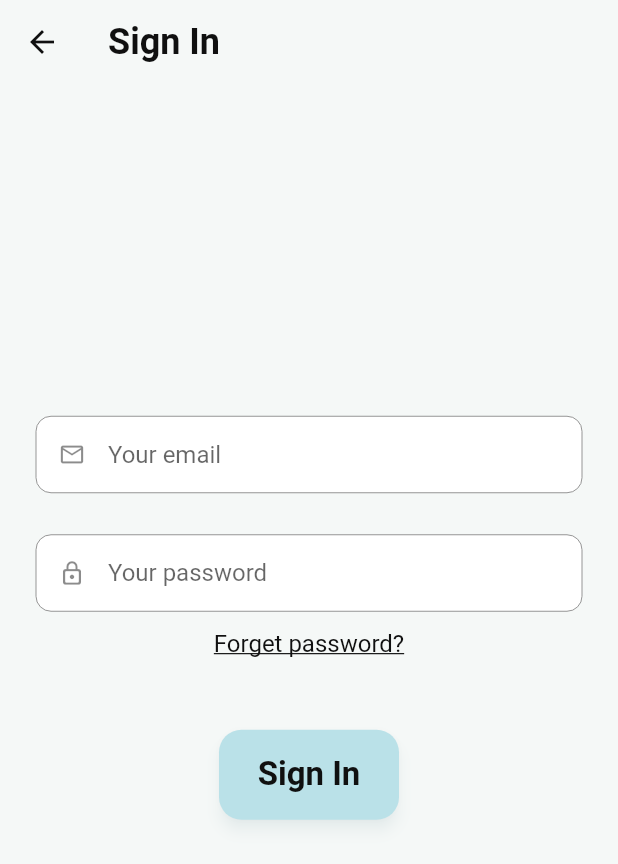
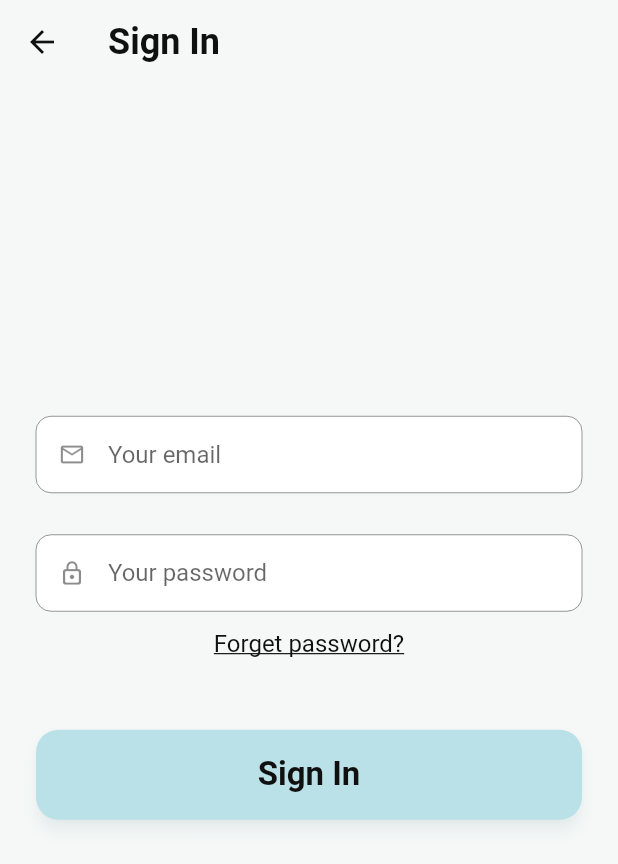
Before and after one commit to blyoha/audio-tour-builder, a Flutter app: the LoginPage screen opened directly, on a phone screen of 412 x 824 dp. Shown: the top 864 px of the screen. Run offline on Flutter 3.47's test engine with Material 2 defaults, Android fonts, the phone set to English and light mode, and no system bars; our stand-ins replace cloud_firestore, equatable, file_picker, firebase_auth, firebase_core, firebase_storage and 7 more; accounts and stored records are empty; generated files the repository leaves out were written again.

Commit message:
Made minor changes.

```diff
--- a/lib/presentation/pages/auth/view/login_page.dart
+++ b/lib/presentation/pages/auth/view/login_page.dart
@@ -4,7 +4,7 @@ import 'package:gap/gap.dart';
 
 import '../../../../blocs/auth/auth_bloc.dart';
 import '../../../../router.dart';
-import '../../../../theme/theme.dart';
+import '../../../../theme/theme_constants.dart';
 import '../widgets/input_field.dart';
 import 'recover_page.dart';
 
@@ -37,11 +37,15 @@ class _LoginPageState extends State<LoginPage> {
         title: const Text('Sign In'),
         leading: const BackButton(),
       ),
-      body: BlocConsumer(
+      body: BlocConsumer<AuthBloc, AuthState>(
         bloc: authBloc,
         listener: (context, state) {
           if (state is AuthAuthenticated) {
-            Navigator.pushNamedAndRemoveUntil(context, AppRouter.homePage, (route) => false,);
+            Navigator.pushNamedAndRemoveUntil(
+              context,
+              AppRouter.homePage,
+              (route) => false,
+            );
           }
           if (state is AuthError) {
             ScaffoldMessenger.of(context)
@@ -50,8 +54,8 @@ class _LoginPageState extends State<LoginPage> {
         },
         builder: (context, state) {
           if (state is AuthLoading) {
-            return Center(
-              child: CircularProgressIndicator(color: AppColors.primary),
+            return const Center(
+              child: CircularProgressIndicator(color: primaryColor),
             );
           }
           return Padding(
@@ -61,6 +65,7 @@ class _LoginPageState extends State<LoginPage> {
             ),
             child: Column(
               mainAxisAlignment: MainAxisAlignment.center,
+              crossAxisAlignment: CrossAxisAlignment.stretch,
               children: [
                 _buildInputs(),
                 const Gap(48.0),
@@ -73,7 +78,7 @@ class _LoginPageState extends State<LoginPage> {
     );
   }
 
-  _buildInputs() {
+  Widget _buildInputs() {
     return Column(children: [
       InputField(
         controller: email,
@@ -101,7 +106,7 @@ class _LoginPageState extends State<LoginPage> {
             decoration: TextDecoration.underline,
           ),
         ),
-      )
+      ),
     ]);
   }
 
--- a/lib/presentation/pages/builder/widgets/input_frame.dart
+++ b/lib/presentation/pages/builder/widgets/input_frame.dart
@@ -29,7 +29,7 @@ class InputFrame extends StatelessWidget {
         ),
         const Gap(8.0),
         expanded
-            ? InputField(controller: controller, lines: 15)
+            ? InputField(controller: controller, lines: 10)
             : InputField(controller: controller),
       ],
     );
--- a/lib/presentation/pages/explore/view/explore_page.dart
+++ b/lib/presentation/pages/explore/view/explore_page.dart
@@ -2,6 +2,7 @@ import 'package:flutter/material.dart';
 import 'package:flutter_bloc/flutter_bloc.dart';
 import 'package:gap/gap.dart';
 
+import '../../../../repositories/auth_repository.dart';
 import '../../../../repositories/models/tour.dart';
 import '../../../../repositories/tours_repository.dart';
 import '../../../../theme/theme_constants.dart';
```
